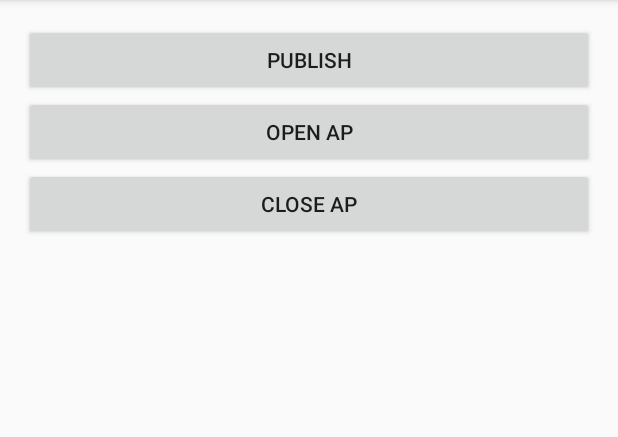
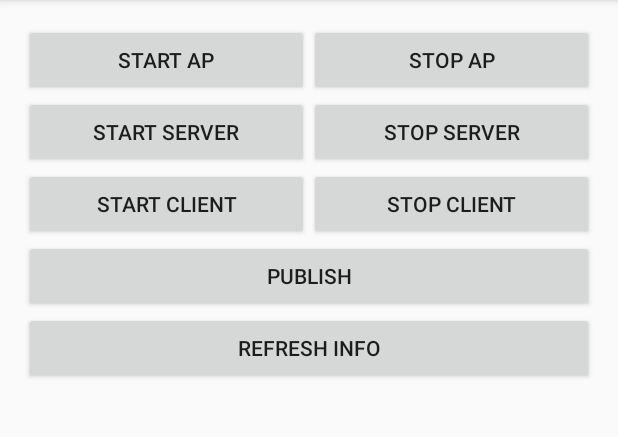
Before and after one commit to timvanginderen/fajrero, an Android app: the screen it shows after launch (MainActivity), on a phone screen of 412 x 824 dp, the part 84-521 px from its top. Run offline under Robolectric (Android 15) with nearby library versions, the phone set to English and light mode, and no system bars; our stand-ins replace ButterKnife; libraries missing offline, so code that uses them is left out: org.eclipse.moquette, org.eclipse.paho; 1 statement that could not run was skipped.

Commit message:
Add stop/start server/client actions and display debug info

```diff
--- a/app/src/main/res/layout/activity_main.xml
+++ b/app/src/main/res/layout/activity_main.xml
@@ -7,6 +7,73 @@
     android:paddingBottom="@dimen/activity_vertical_margin" tools:context=".MainActivity"
     android:orientation="vertical">
 
+
+    <LinearLayout
+        android:layout_width="match_parent"
+        android:layout_height="wrap_content"
+        android:orientation="horizontal">
+
+        <Button
+            android:id="@+id/start_access_point"
+            android:layout_width="match_parent"
+            android:layout_height="wrap_content"
+            android:text="@string/start_access_point"
+            android:layout_weight="1"/>
+
+        <Button
+            android:id="@+id/stop_access_point"
+            android:layout_width="match_parent"
+            android:layout_height="wrap_content"
+            android:text="@string/stop_access_point"
+            android:layout_weight="1"/>
+
+    </LinearLayout>
+
+
+    <LinearLayout
+        android:layout_width="match_parent"
+        android:layout_height="wrap_content"
+        android:orientation="horizontal">
+
+
+        <Button
+            android:id="@+id/start_server"
+            android:layout_width="match_parent"
+            android:layout_height="wrap_content"
+            android:layout_weight="1"
+            android:text="@string/start_server"/>
+
+        <Button
+            android:id="@+id/stop_server"
+            android:layout_width="match_parent"
+            android:layout_height="wrap_content"
+            android:layout_weight="1"
+            android:text="@string/stop_server"/>
+
+    </LinearLayout>
+
+    <LinearLayout
+        android:layout_width="match_parent"
+        android:layout_height="wrap_content"
+        android:orientation="horizontal">
+
+        <Button
+            android:id="@+id/start_client"
+            android:layout_width="match_parent"
+            android:layout_height="wrap_content"
+            android:layout_weight="1"
+            android:text="@string/start_client"/>
+
+        <Button
+            android:id="@+id/stop_client"
+            android:layout_width="match_parent"
+            android:layout_height="wrap_content"
+            android:layout_weight="1"
+            android:text="@string/stop_client"/>
+
+    </LinearLayout>
+
+
     <Button
         android:id="@+id/publish"
         android:layout_width="match_parent"
@@ -14,16 +81,10 @@
         android:text="@string/publish"/>
 
     <Button
-        android:id="@+id/open_access_point"
+        android:id="@+id/refresh_debug"
         android:layout_width="match_parent"
         android:layout_height="wrap_content"
-        android:text="@string/open_access_point"/>
-
-    <Button
-        android:id="@+id/close_access_point"
-        android:layout_width="match_parent"
-        android:layout_height="wrap_content"
-        android:text="@string/close_access_point"/>
+        android:text="@string/refresh_debug"/>
 
     <TextView
         android:id="@+id/debug"
--- a/app/src/main/res/values/strings.xml
+++ b/app/src/main/res/values/strings.xml
@@ -93,6 +93,11 @@
     <string name="keepaliveHint">200</string>
     <string name="sslKeyLocaltion">file://</string>
     <string name="select">select</string>
-    <string name="open_access_point">Open AP</string>
-    <string name="close_access_point">Close AP</string>
+    <string name="start_access_point">Start AP</string>
+    <string name="stop_access_point">Stop AP</string>
+    <string name="refresh_debug">Refresh Info</string>
+    <string name="start_server">Start Server</string>
+    <string name="stop_server">Stop Server</string>
+    <string name="start_client">Start Client</string>
+    <string name="stop_client">Stop Client</string>
 </resources>
```
Also changed, not shown: app/src/main/java/be/tim/fajrero/MainActivity.java (+99 -25 lines).
